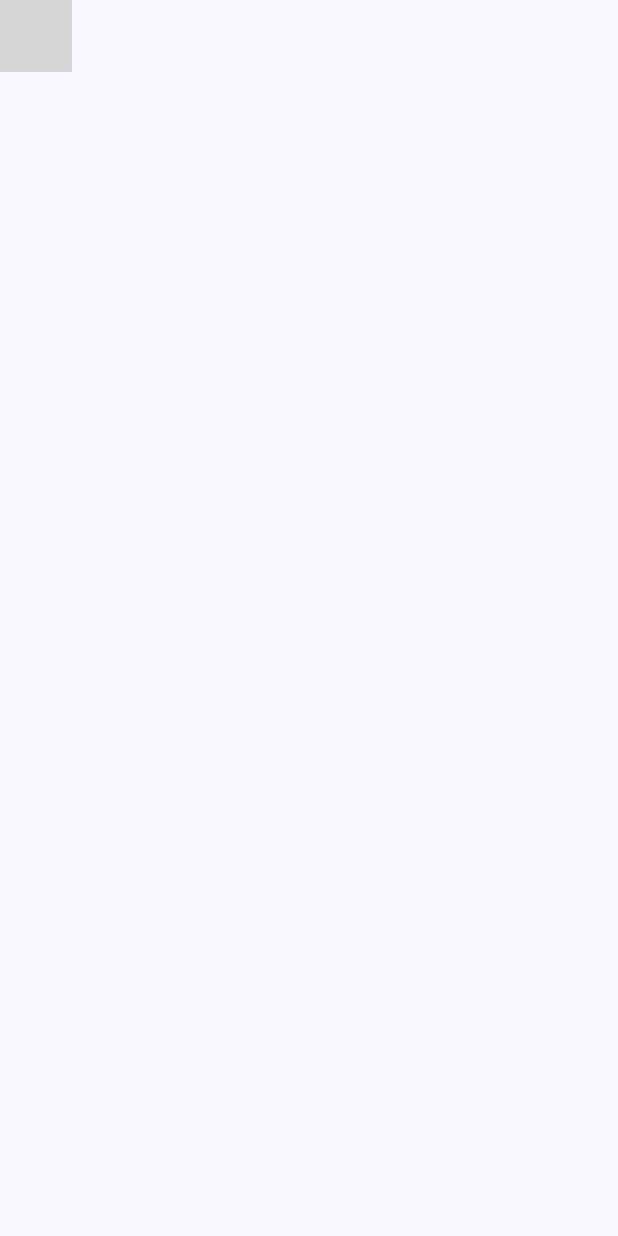
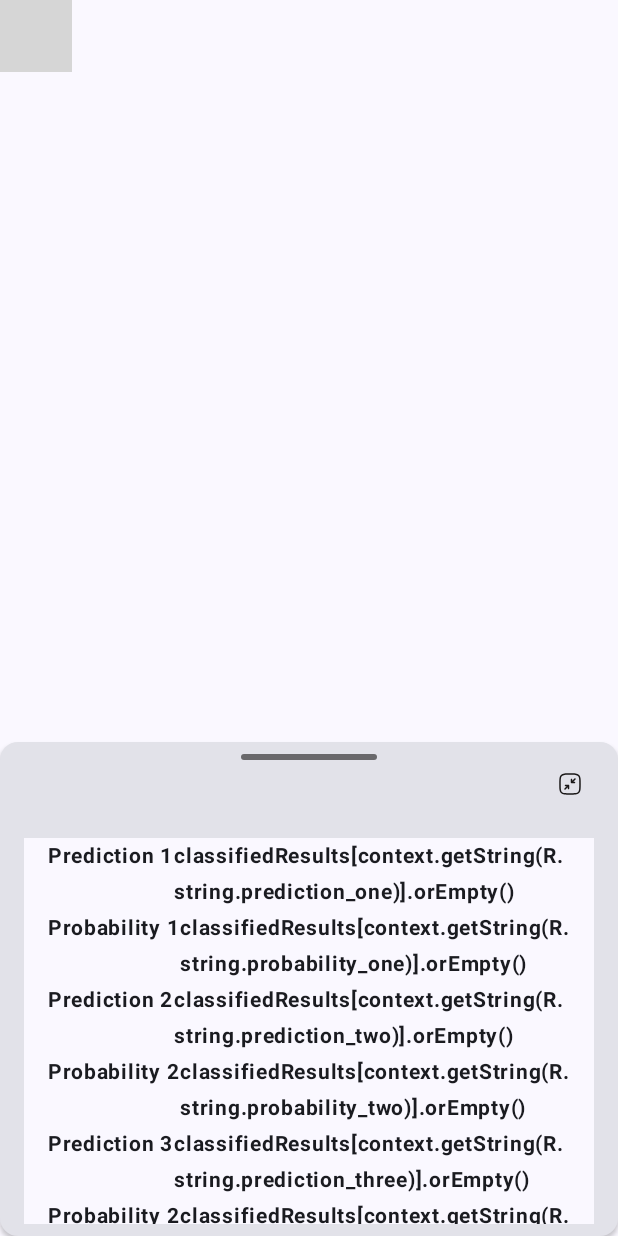
Before and after one commit to khalidtouch/electronic-component-classifier, an Android app built with Jetpack Compose: the composable MainPreviewScreen shown on its own in the app's theme, on a phone screen of 412 x 824 dp. Run offline under Robolectric (Android 15) with nearby library versions, the phone set to English and light mode, and no system bars; our stand-ins replace Dagger/Hilt's generated code, accompanist; libraries missing offline, so code that uses them is left out: androidx.camera.core, androidx.camera.view, org.tensorflow.lite; pictures from the network do not load; 16 statements that could not run were skipped; grey boxes are pictures that could not be loaded.

Commit message:
implemented the dynamic scaling of the static bottom sheet

```diff
--- a/app/android/ComponentIdentifier/app/src/main/java/com/nkoyo/componentidentifier/MainActivity.kt
+++ b/app/android/ComponentIdentifier/app/src/main/java/com/nkoyo/componentidentifier/MainActivity.kt
@@ -12,13 +12,16 @@ import androidx.compose.ui.Modifier
 import androidx.compose.ui.tooling.preview.Preview
 import androidx.core.splashscreen.SplashScreen.Companion.installSplashScreen
 import androidx.navigation.compose.rememberNavController
+import com.nkoyo.componentidentifier.domain.classifier.ComponentClassifier
 import com.nkoyo.componentidentifier.ui.navigation.NavHostWrapper
 import com.nkoyo.componentidentifier.ui.theme.ComponentIdentifierTheme
 import dagger.hilt.android.AndroidEntryPoint
+import javax.inject.Inject
 
 
 @AndroidEntryPoint
 class MainActivity : ComponentActivity() {
+
     override fun onCreate(savedInstanceState: Bundle?) {
         val splashScreen = installSplashScreen()
         super.onCreate(savedInstanceState)
@@ -38,4 +41,8 @@ class MainActivity : ComponentActivity() {
             }
         }
     }
+
+    override fun onDestroy() {
+        super.onDestroy()
+    }
 }
--- a/app/android/ComponentIdentifier/app/src/main/java/com/nkoyo/componentidentifier/data/classifier/ComponentClassifierImpl.kt
+++ b/app/android/ComponentIdentifier/app/src/main/java/com/nkoyo/componentidentifier/data/classifier/ComponentClassifierImpl.kt
@@ -28,6 +28,7 @@ import javax.inject.Singleton
 import kotlin.math.roundToInt
 
 const val MODEL_FILENAME = "mobilenet_v2_fine_tuned2.tflite"
+const val MODEL_FILENAME_TEST = "mobilenet_v2_fine_tuned.tflite"
 const val LABEL_FILENAME = "labels.txt"
 
 @Singleton
@@ -45,7 +46,7 @@ class ComponentClassifierImpl @Inject constructor(
     override fun initialize() {
         try {
             val assetManager = context.assets
-            val model = loadModelFile(assetManager, MODEL_FILENAME) ?: return
+            val model = loadModelFile(assetManager, MODEL_FILENAME_TEST) ?: return
             labels = loadLabelData(context, LABEL_FILENAME)
             val compatibilityList = CompatibilityList()
             val options = Interpreter.Options().apply {
--- /dev/null
+++ b/app/android/ComponentIdentifier/app/src/main/java/com/nkoyo/componentidentifier/ui/components/TestRecord.kt
@@ -0,0 +1,59 @@
+package com.nkoyo.componentidentifier.ui.components
+
+import androidx.compose.foundation.layout.Arrangement
+import androidx.compose.foundation.layout.Row
+import androidx.compose.foundation.layout.fillMaxWidth
+import androidx.compose.foundation.layout.padding
+import androidx.compose.material3.Surface
+import androidx.compose.material3.Text
+import androidx.compose.runtime.Composable
+import androidx.compose.ui.Modifier
+import androidx.compose.ui.text.font.FontWeight
+import androidx.compose.ui.tooling.preview.Preview
+import androidx.compose.ui.unit.dp
+import androidx.compose.ui.unit.sp
+
+
+data class TestRecord(
+    val topic: String,
+    val probability: String,
+)
+
+@Composable
+fun TestRecordScreen(
+    modifier: Modifier = Modifier,
+    testRecord: TestRecord,
+) {
+    Surface(
+        modifier = modifier,
+    ) {
+        Row(modifier = modifier
+            .fillMaxWidth()
+            .padding(horizontal = 16.dp),
+            horizontalArrangement = Arrangement.SpaceBetween
+        ) {
+            Text(
+                text = testRecord.topic,
+                fontSize = 14.sp,
+                fontWeight = FontWeight.Bold,
+            )
+
+            Text(
+                text = testRecord.probability,
+                fontSize = 14.sp,
+                fontWeight = FontWeight.Bold,
+            )
+        }
+    }
+}
+
+@Composable
+@Preview
+private fun TestRecordScreenPreview(){
+    TestRecordScreen(
+        testRecord = TestRecord(
+            topic = "topic",
+            probability = "0.78"
+        )
+    )
+}
--- a/app/android/ComponentIdentifier/app/src/main/java/com/nkoyo/componentidentifier/ui/screens/main/MainPreviewScreen.kt
+++ b/app/android/ComponentIdentifier/app/src/main/java/com/nkoyo/componentidentifier/ui/screens/main/MainPreviewScreen.kt
@@ -5,10 +5,18 @@ import android.view.ViewGroup
 import androidx.camera.core.CameraSelector
 import androidx.camera.core.ImageAnalysis
 import androidx.camera.view.PreviewView
+import androidx.compose.animation.AnimatedVisibility
+import androidx.compose.animation.core.tween
+import androidx.compose.animation.slideInVertically
+import androidx.compose.animation.slideOutVertically
 import androidx.compose.foundation.background
 import androidx.compose.foundation.layout.Box
 import androidx.compose.foundation.layout.BoxWithConstraints
 import androidx.compose.foundation.layout.fillMaxSize
+import androidx.compose.foundation.layout.padding
+import androidx.compose.material3.Card
+import androidx.compose.material3.CardDefaults
+import androidx.compose.material3.CardElevation
 import androidx.compose.material3.Surface
 import androidx.compose.runtime.Composable
 import androidx.compose.runtime.LaunchedEffect
@@ -18,10 +26,12 @@ import androidx.compose.runtime.getValue
 import androidx.compose.runtime.mutableStateOf
 import androidx.compose.runtime.remember
 import androidx.compose.runtime.rememberCoroutineScope
+import androidx.compose.ui.Alignment
 import androidx.compose.ui.Modifier
 import androidx.compose.ui.platform.LocalContext
 import androidx.compose.ui.platform.LocalLifecycleOwner
 import androidx.compose.ui.res.stringResource
+import androidx.compose.ui.unit.dp
 import androidx.compose.ui.viewinterop.AndroidView
 import androidx.hilt.navigation.compose.hiltViewModel
 import androidx.navigation.NavHostController
@@ -39,6 +49,7 @@ import com.nkoyo.componentidentifier.domain.usecases.CameraPreviewUseCase
 import com.nkoyo.componentidentifier.domain.usecases.ImageAnalysisUseCase
 import com.nkoyo.componentidentifier.domain.usecases.ImageCaptureFlashMode
 import com.nkoyo.componentidentifier.domain.usecases.ImageCaptureUseCase
+import com.nkoyo.componentidentifier.ui.components.TestRecord
 import com.nkoyo.componentidentifier.ui.theme.LocalBlack
 import com.nkoyo.componentidentifier.ui.viewmodel.MainViewModel
 import kotlinx.coroutines.launch
@@ -85,6 +96,8 @@ fun MainPreviewScreen(
     val cameraSelector by mainViewModel.cameraSelector.collectAsState()
     val cameraExecutor = mainViewModel.cameraExecutor
     val flashLightExecutor = mainViewModel.flashLightExecutor
+    val testRecords by mainViewModel.testRecords.collectAsState()
+    val bottomSheetMinimized by mainViewModel.bottomSheetMinimized.collectAsState()
 
     val previewView: PreviewView = remember {
         val view = PreviewView(context).apply {
@@ -100,21 +113,56 @@ fun MainPreviewScreen(
     val flashLightState by mainViewModel.flashLightState.collectAsState()
 
     val cameraPreviewUseCase = remember { mutableStateOf(CameraPreviewUseCase().of(previewView)) }
-    val imageCaptureUseCase = remember(flashLightState) { mutableStateOf(ImageCaptureUseCase().of(flashLightState)) }
-    val imageAnalysisUseCase = remember { mutableStateOf(ImageAnalysisUseCase().of())}
+    val imageCaptureUseCase =
+        remember(flashLightState) { mutableStateOf(ImageCaptureUseCase().of(flashLightState)) }
+    val imageAnalysisUseCase = remember { mutableStateOf(ImageAnalysisUseCase().of()) }
 
     LaunchedEffect(Unit, cameraPreviewUseCase.value, cameraSelector, flashLightState) {
         Log.e(TAG, "MainPreviewScreen: refresh camera use-case bindings")
         val provider = context.getCameraProvider()
-        mainViewModel.initialize() //initialize Classifier
 
-        imageAnalysisUseCase.value.setAnalyzer(cameraExecutor, ImageAnalysis.Analyzer { imageProxy ->
-            Log.e(TAG, "MainPreviewScreen: image is being analyzed")
-            val generatedBitmap = imageProxy.toBitmap() ?: return@Analyzer
-            val classifiedResults = mainViewModel.classify(generatedBitmap)
-            Log.e(TAG, "MainPreviewScreen: the classified results are : ${classifiedResults.toString()}")
-            imageProxy.close()
-        })
+        imageAnalysisUseCase.value.setAnalyzer(
+            cameraExecutor,
+            ImageAnalysis.Analyzer { imageProxy ->
+                Log.e(TAG, "MainPreviewScreen: image is being analyzed")
+                val generatedBitmap = imageProxy.toBitmap() ?: return@Analyzer
+                val classifiedResults = mainViewModel.classify(generatedBitmap)
+                Log.e(
+                    TAG,
+                    "MainPreviewScreen: the classified results are : ${classifiedResults.toString()}"
+                )
+                mainViewModel.onTestRecordsChanged(
+                    listOf(
+                        TestRecord(
+                            topic = context.getString(R.string.prediction_one),
+                            probability = classifiedResults[context.getString(R.string.prediction_one)].orEmpty()
+                        ),
+                        TestRecord(
+                            topic = context.getString(R.string.probability_one),
+                            probability = classifiedResults[context.getString(R.string.probability_one)].orEmpty()
+                        ),
+                        TestRecord(
+                            topic = context.getString(R.string.prediction_two),
+                            probability = classifiedResults[context.getString(R.string.prediction_two)].orEmpty()
+                        ),
+                        TestRecord(
+                            topic = context.getString(R.string.probability_two),
+                            probability = classifiedResults[context.getString(R.string.probability_two)].orEmpty()
+                        ),
+                        TestRecord(
+                            topic = context.getString(R.string.prediction_three),
+                            probability = classifiedResults[context.getString(R.string.prediction_three)].orEmpty()
+                        ),
+                        TestRecord(
+                            topic = context.getString(R.string.probability_two),
+                            probability = classifiedResults[context.getString(R.string.probability_two)].orEmpty()
+                        ),
+                    )
+                )
+
+                imageProxy.close()
+                Log.e(TAG, "MainPreviewScreen: testRecord size is ${testRecords.size}")
+            })
 
         try {
             provider.unbindAll()
@@ -126,11 +174,12 @@ fun MainPreviewScreen(
                 imageAnalysisUseCase.value,
             )
             val cameraControl = camera.cameraControl
-            val torch: ListenableFuture<Void> = cameraControl.enableTorch(flashLightState == ImageCaptureFlashMode.On)
+            val torch: ListenableFuture<Void> =
+                cameraControl.enableTorch(flashLightState == ImageCaptureFlashMode.On)
             torch.addListener({
                 try {
                     torch.get()
-                } catch (e: Exception){
+                } catch (e: Exception) {
                     e.printStackTrace()
                 }
             }, flashLightExecutor)
@@ -142,6 +191,9 @@ fun MainPreviewScreen(
 
     Surface(modifier = Modifier.fillMaxSize()) {
         BoxWithConstraints(modifier = Modifier.fillMaxSize()) {
+            val maxWidth = maxWidth
+            val maxHeight = maxHeight
+
             AndroidView(
                 factory = { previewView },
                 modifier = Modifier.fillMaxSize()
@@ -153,14 +205,16 @@ fun MainPreviewScreen(
                 content(
                     flashLightState = flashLightState,
                     onToggleFlashLight = {
-                        when(flashLightState){
+                        when (flashLightState) {
                             //  circular control
                             is ImageCaptureFlashMode.Auto -> {
                                 mainViewModel.onFlashLightStateChanged(ImageCaptureFlashMode.On)
                             }
+
                             is ImageCaptureFlashMode.On -> {
                                 mainViewModel.onFlashLightStateChanged(ImageCaptureFlashMode.Off)
                             }
+
                             is ImageCaptureFlashMode.Off -> {
                                 mainViewModel.onFlashLightStateChanged(ImageCaptureFlashMode.Auto)
                             }
@@ -173,7 +227,7 @@ fun MainPreviewScreen(
                         }
                     },
                     onToggleCamera = {
-                        if(cameraSelector == CameraSelector.DEFAULT_BACK_CAMERA){
+                        if (cameraSelector == CameraSelector.DEFAULT_BACK_CAMERA) {
                             mainViewModel.onCameraSelectorChanged(CameraSelector.DEFAULT_FRONT_CAMERA)
                         } else {
                             mainViewModel.onCameraSelectorChanged(CameraSelector.DEFAULT_BACK_CAMERA)
@@ -182,6 +236,33 @@ fun MainPreviewScreen(
                 )
             }
 
+            //static bottom sheet
+            AnimatedVisibility(
+                visible = true,
+                enter = slideInVertically(
+                    animationSpec = tween(
+                        durationMillis = 2,
+                        delayMillis = 2,
+                    ),
+                    initialOffsetY = { -it }
+                ),
+                exit = slideOutVertically(
+                    animationSpec = tween(durationMillis = 2),
+                    targetOffsetY = { -it })
+            ) {
+                Box(
+                    modifier = Modifier.fillMaxSize().padding(top = 32.dp), contentAlignment =
+                    if (bottomSheetMinimized) Alignment.TopCenter else
+                        Alignment.BottomCenter
+                ) {
+                    StaticBottomSheet(
+                        maxWidth = maxWidth,
+                        maxHeight = maxHeight,
+                        minimized = bottomSheetMinimized,
+                        onScale = { mainViewModel.onBottomSheetMinimizedChanged(!bottomSheetMinimized) }
+                    )
+                }
+            }
         }
     }
 }
--- /dev/null
+++ b/app/android/ComponentIdentifier/app/src/main/java/com/nkoyo/componentidentifier/ui/screens/main/StaticBottomSheet.kt
@@ -0,0 +1,143 @@
+package com.nkoyo.componentidentifier.ui.screens.main
+
+import android.content.Context
+import androidx.compose.animation.core.animateDpAsState
+import androidx.compose.foundation.background
+import androidx.compose.foundation.layout.Arrangement
+import androidx.compose.foundation.layout.Box
+import androidx.compose.foundation.layout.Column
+import androidx.compose.foundation.layout.Row
+import androidx.compose.foundation.layout.Spacer
+import androidx.compose.foundation.layout.fillMaxWidth
+import androidx.compose.foundation.layout.height
+import androidx.compose.foundation.layout.padding
+import androidx.compose.foundation.layout.width
+import androidx.compose.foundation.shape.CircleShape
+import androidx.compose.foundation.shape.RoundedCornerShape
+import androidx.compose.material3.Card
+import androidx.compose.material3.CardDefaults
+import androidx.compose.material3.MaterialTheme
+import androidx.compose.material3.Surface
+import androidx.compose.material3.Text
+import androidx.compose.runtime.Composable
+import androidx.compose.runtime.getValue
+import androidx.compose.ui.Alignment
+import androidx.compose.ui.Modifier
+import androidx.compose.ui.graphics.Color
+import androidx.compose.ui.platform.LocalContext
+import androidx.compose.ui.res.stringResource
+import androidx.compose.ui.unit.Dp
+import androidx.compose.ui.unit.dp
+import androidx.hilt.navigation.compose.hiltViewModel
+import com.nkoyo.componentidentifier.R
+import com.nkoyo.componentidentifier.ui.components.CircleIconButton
+import com.nkoyo.componentidentifier.ui.components.TestRecord
+import com.nkoyo.componentidentifier.ui.components.TestRecordScreen
+import com.nkoyo.componentidentifier.ui.theme.LocalBlack
+import com.nkoyo.componentidentifier.ui.theme.LocalGray
+import com.nkoyo.componentidentifier.ui.viewmodel.MainViewModel
+
+@Composable
+fun StaticBottomSheet(
+    modifier: Modifier = Modifier,
+    maxWidth: Dp,
+    maxHeight: Dp,
+    context: Context = LocalContext.current,
+    minimized: Boolean = false,
+    onScale: () -> Unit = {},
+    testRecords: List<TestRecord> =
+        listOf(
+            TestRecord(
+                topic = context.getString(R.string.prediction_one),
+                probability = "classifiedResults[context.getString(R.string.prediction_one)].orEmpty()"
+            ),
+            TestRecord(
+                topic = context.getString(R.string.probability_one),
+                probability = "classifiedResults[context.getString(R.string.probability_one)].orEmpty()"
+            ),
+            TestRecord(
+                topic = context.getString(R.string.prediction_two),
+                probability = "classifiedResults[context.getString(R.string.prediction_two)].orEmpty()"
+            ),
+            TestRecord(
+                topic = context.getString(R.string.probability_two),
+                probability = "classifiedResults[context.getString(R.string.probability_two)].orEmpty()"
+            ),
+            TestRecord(
+                topic = context.getString(R.string.prediction_three),
+                probability = "classifiedResults[context.getString(R.string.prediction_three)].orEmpty()"
+            ),
+            TestRecord(
+                topic = context.getString(R.string.probability_two),
+                probability = "classifiedResults[context.getString(R.string.probability_two)].orEmpty()"
+            ),
+        )
+) {
+    val height by  animateDpAsState(targetValue = if (minimized) 32.dp else maxHeight.times(0.4f))
+    val width by animateDpAsState(targetValue = if (minimized) maxWidth.times(0.2f) else maxWidth)
+
+    Card(
+        modifier = modifier
+            .height(height)
+            .width(width),
+        elevation = CardDefaults.cardElevation(
+            defaultElevation = 2.dp,
+            focusedElevation = 2.dp,
+        )
+    ) {
+        if(!minimized) {
+            Spacer(modifier = modifier.height(8.dp))
+
+            Row(
+                modifier = modifier.fillMaxWidth(),
+                horizontalArrangement = Arrangement.Center
+            ) {
+                Box(
+                    modifier = modifier
+                        .width(maxWidth.times(0.22f))
+                        .height(4.dp)
+                        .background(
+                            color = LocalBlack.copy(0.6f),
+                            shape = CircleShape
+                        ),
+                )
+            }
+
+            Box(
+                modifier = modifier
+                    .fillMaxWidth()
+                    .padding(horizontal = 16.dp), contentAlignment = Alignment.CenterEnd
+            ) {
+                CircleIconButton(
+                    icon = if (minimized) R.drawable.icon_maximize else R.drawable.icon_minimize,
+                    contentDescription = stringResource(id = R.string.scale_button),
+                    onClick = onScale,
+                    surfaceColor = Color.Transparent,
+                    borderColor = Color.Transparent,
+                )
+            }
+
+            Spacer(modifier = modifier.height(12.dp))
+
+            Column(modifier = modifier.padding(horizontal = 16.dp, vertical = 8.dp)) {
+                testRecords.forEach { testRecord ->
+                    TestRecordScreen(testRecord = testRecord)
+                }
+            }
+        } else {
+            Box(
+                modifier = modifier
+                    .fillMaxWidth(), contentAlignment = Alignment.Center
+            ) {
+                CircleIconButton(
+                    icon = R.drawable.icon_maximize,
+                    contentDescription = stringResource(id = R.string.scale_button),
+                    onClick = onScale,
+                    surfaceColor = Color.Transparent,
+                    borderColor = Color.Transparent,
+                )
+            }
+        }
+
+    }
+}
--- a/app/android/ComponentIdentifier/app/src/main/java/com/nkoyo/componentidentifier/ui/viewmodel/MainViewModel.kt
+++ b/app/android/ComponentIdentifier/app/src/main/java/com/nkoyo/componentidentifier/ui/viewmodel/MainViewModel.kt
@@ -3,12 +3,14 @@ package com.nkoyo.componentidentifier.ui.viewmodel
 import android.annotation.SuppressLint
 import android.content.Context
 import android.graphics.Bitmap
+import android.util.Log
 import android.view.ViewGroup
 import androidx.camera.core.CameraSelector
 import androidx.camera.view.PreviewView
 import androidx.lifecycle.ViewModel
 import com.nkoyo.componentidentifier.domain.classifier.ComponentClassifier
 import com.nkoyo.componentidentifier.domain.usecases.ImageCaptureFlashMode
+import com.nkoyo.componentidentifier.ui.components.TestRecord
 import dagger.hilt.android.lifecycle.HiltViewModel
 import dagger.hilt.android.qualifiers.ApplicationContext
 import kotlinx.coroutines.flow.MutableStateFlow
@@ -22,6 +24,10 @@ class MainViewModel @Inject constructor(
     @ApplicationContext private val context: Context,
     private val componentClassifier: ComponentClassifier
 ) : ViewModel() {
+    val TAG = "MainViewModel"
+    init {
+       initialize() //initialize Classifier
+    }
 
     private var _cameraSelector = MutableStateFlow(CameraSelector.DEFAULT_BACK_CAMERA)
     val cameraSelector: StateFlow<CameraSelector> = _cameraSelector
@@ -32,6 +38,22 @@ class MainViewModel @Inject constructor(
 
     val cameraExecutor: ExecutorService = Executors.newSingleThreadExecutor()
     val flashLightExecutor: ExecutorService = Executors.newSingleThreadExecutor()
+
+    private var _testRecords = MutableStateFlow(mutableListOf<TestRecord>())
+    val testRecords: StateFlow<List<TestRecord>> = _testRecords
+
+    private var _bottomSheetMinimized = MutableStateFlow(false)
+    val bottomSheetMinimized: StateFlow<Boolean> = _bottomSheetMinimized
+
+    fun onBottomSheetMinimizedChanged(minimized: Boolean) {
+        _bottomSheetMinimized.value = minimized
+    }
+
+    fun onTestRecordsChanged(records: List<TestRecord>) {
+        _testRecords.value.clear()
+        _testRecords.value.addAll(records)
+        Log.e(TAG, "onTestRecordsChanged: testRecords size is ${_testRecords.value.size}", )
+    }
 
     fun onCameraSelectorChanged(selector: CameraSelector) {
         _cameraSelector.value = selector
--- /dev/null
+++ b/app/android/ComponentIdentifier/app/src/main/res/drawable/icon_maximize.xml
@@ -0,0 +1,5 @@
+<vector android:height="24dp" android:viewportHeight="24"
+    android:viewportWidth="24" android:width="24dp" xmlns:android="http://schemas.android.com/apk/res/android">
+    <path android:fillColor="@color/black" android:pathData="M13.25,7c0,0.414 0.336,0.75 0.75,0.75h1.19l-2.22,2.22a0.75,0.75 0,1 0,1.06 1.06l2.22,-2.22L16.25,10a0.75,0.75 0,0 0,1.5 0L17.75,7a0.75,0.75 0,0 0,-0.75 -0.75h-3a0.75,0.75 0,0 0,-0.75 0.75ZM11.03,14.03a0.75,0.75 0,1 0,-1.06 -1.06l-2.22,2.22L7.75,14a0.75,0.75 0,0 0,-1.5 0v3c0,0.414 0.336,0.75 0.75,0.75h3a0.75,0.75 0,0 0,0 -1.5L8.81,16.25l2.22,-2.22Z"/>
+    <path android:fillColor="@color/black" android:fillType="evenOdd" android:pathData="M11.943,1.25c-2.309,0 -4.118,0 -5.53,0.19c-1.444,0.194 -2.584,0.6 -3.479,1.494c-0.895,0.895 -1.3,2.035 -1.494,3.48c-0.19,1.411 -0.19,3.22 -0.19,5.529v0.114c0,2.309 0,4.118 0.19,5.53c0.194,1.444 0.6,2.584 1.494,3.479c0.895,0.895 2.035,1.3 3.48,1.494c1.411,0.19 3.22,0.19 5.529,0.19h0.114c2.309,0 4.118,0 5.53,-0.19c1.444,-0.194 2.584,-0.6 3.479,-1.494c0.895,-0.895 1.3,-2.035 1.494,-3.48c0.19,-1.411 0.19,-3.22 0.19,-5.529v-0.114c0,-2.309 0,-4.118 -0.19,-5.53c-0.194,-1.444 -0.6,-2.584 -1.494,-3.479c-0.895,-0.895 -2.035,-1.3 -3.48,-1.494c-1.411,-0.19 -3.22,-0.19 -5.529,-0.19h-0.114ZM3.995,3.995c0.57,-0.57 1.34,-0.897 2.619,-1.069c1.3,-0.174 3.008,-0.176 5.386,-0.176s4.086,0.002 5.386,0.176c1.279,0.172 2.05,0.5 2.62,1.069c0.569,0.57 0.896,1.34 1.068,2.619c0.174,1.3 0.176,3.008 0.176,5.386s-0.002,4.086 -0.176,5.386c-0.172,1.279 -0.5,2.05 -1.069,2.62c-0.57,0.569 -1.34,0.896 -2.619,1.068c-1.3,0.174 -3.008,0.176 -5.386,0.176s-4.086,-0.002 -5.386,-0.176c-1.279,-0.172 -2.05,-0.5 -2.62,-1.069c-0.569,-0.57 -0.896,-1.34 -1.068,-2.619c-0.174,-1.3 -0.176,-3.008 -0.176,-5.386s0.002,-4.086 0.176,-5.386c0.172,-1.279 0.5,-2.05 1.069,-2.62Z"/>
+</vector>
--- /dev/null
+++ b/app/android/ComponentIdentifier/app/src/main/res/drawable/icon_minimize.xml
@@ -0,0 +1,5 @@
+<vector android:height="24dp" android:viewportHeight="24"
+    android:viewportWidth="24" android:width="24dp" xmlns:android="http://schemas.android.com/apk/res/android">
+    <path android:fillColor="@color/black" android:pathData="M6.47,17.53a0.75,0.75 0,0 1,0 -1.06l2.22,-2.22L7.5,14.25a0.75,0.75 0,0 1,0 -1.5h3a0.75,0.75 0,0 1,0.75 0.75v3a0.75,0.75 0,0 1,-1.5 0v-1.19l-2.22,2.22a0.75,0.75 0,0 1,-1.06 0ZM16.5,11.25a0.75,0.75 0,0 0,0 -1.5h-1.19l2.22,-2.22a0.75,0.75 0,0 0,-1.06 -1.06l-2.22,2.22L14.25,7.5a0.75,0.75 0,0 0,-1.5 0v3c0,0.414 0.336,0.75 0.75,0.75h3Z"/>
+    <path android:fillColor="@color/black" android:fillType="evenOdd" android:pathData="M11.943,1.25h0.114c2.309,0 4.118,0 5.53,0.19c1.444,0.194 2.584,0.6 3.479,1.494c0.895,0.895 1.3,2.035 1.494,3.48c0.19,1.411 0.19,3.22 0.19,5.529v0.114c0,2.309 0,4.118 -0.19,5.53c-0.194,1.444 -0.6,2.584 -1.494,3.479c-0.895,0.895 -2.035,1.3 -3.48,1.494c-1.411,0.19 -3.22,0.19 -5.529,0.19h-0.114c-2.309,0 -4.118,0 -5.53,-0.19c-1.444,-0.194 -2.584,-0.6 -3.479,-1.494c-0.895,-0.895 -1.3,-2.035 -1.494,-3.48c-0.19,-1.411 -0.19,-3.22 -0.19,-5.529v-0.114c0,-2.309 0,-4.118 0.19,-5.53c0.194,-1.444 0.6,-2.584 1.494,-3.479c0.895,-0.895 2.035,-1.3 3.48,-1.494c1.411,-0.19 3.22,-0.19 5.529,-0.19ZM6.613,2.926c-1.278,0.172 -2.049,0.5 -2.618,1.069c-0.57,0.57 -0.897,1.34 -1.069,2.619c-0.174,1.3 -0.176,3.008 -0.176,5.386s0.002,4.086 0.176,5.386c0.172,1.279 0.5,2.05 1.069,2.62c0.57,0.569 1.34,0.896 2.619,1.068c1.3,0.174 3.008,0.176 5.386,0.176s4.086,-0.002 5.386,-0.176c1.279,-0.172 2.05,-0.5 2.62,-1.069c0.569,-0.57 0.896,-1.34 1.068,-2.619c0.174,-1.3 0.176,-3.008 0.176,-5.386s-0.002,-4.086 -0.176,-5.386c-0.172,-1.279 -0.5,-2.05 -1.069,-2.62c-0.57,-0.569 -1.34,-0.896 -2.619,-1.068c-1.3,-0.174 -3.008,-0.176 -5.386,-0.176s-4.086,0.002 -5.386,0.176Z"/>
+</vector>
--- a/app/android/ComponentIdentifier/app/src/main/res/values/strings.xml
+++ b/app/android/ComponentIdentifier/app/src/main/res/values/strings.xml
@@ -17,4 +17,5 @@
     <string name="prediction_three">Prediction 3</string>
     <string name="prediction_two">Prediction 2</string>
     <string name="probability_two">Probability 2</string>
+    <string name="scale_button">Scale Button</string>
 </resources>
```
Also changed, not shown: 1 other file.
